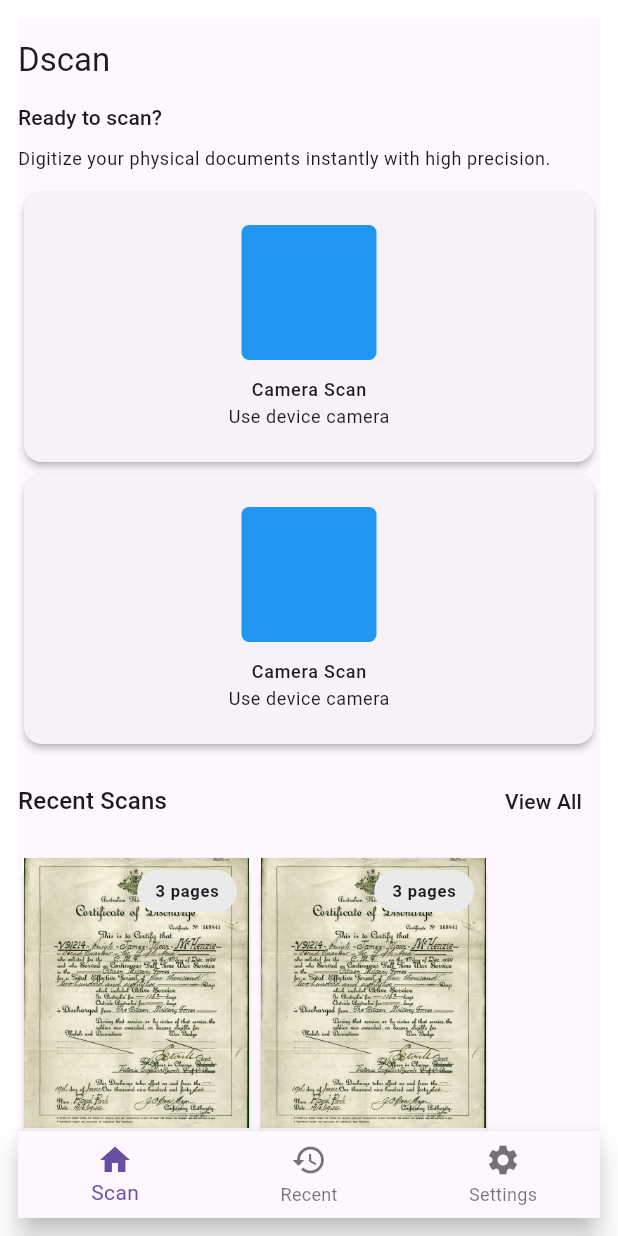
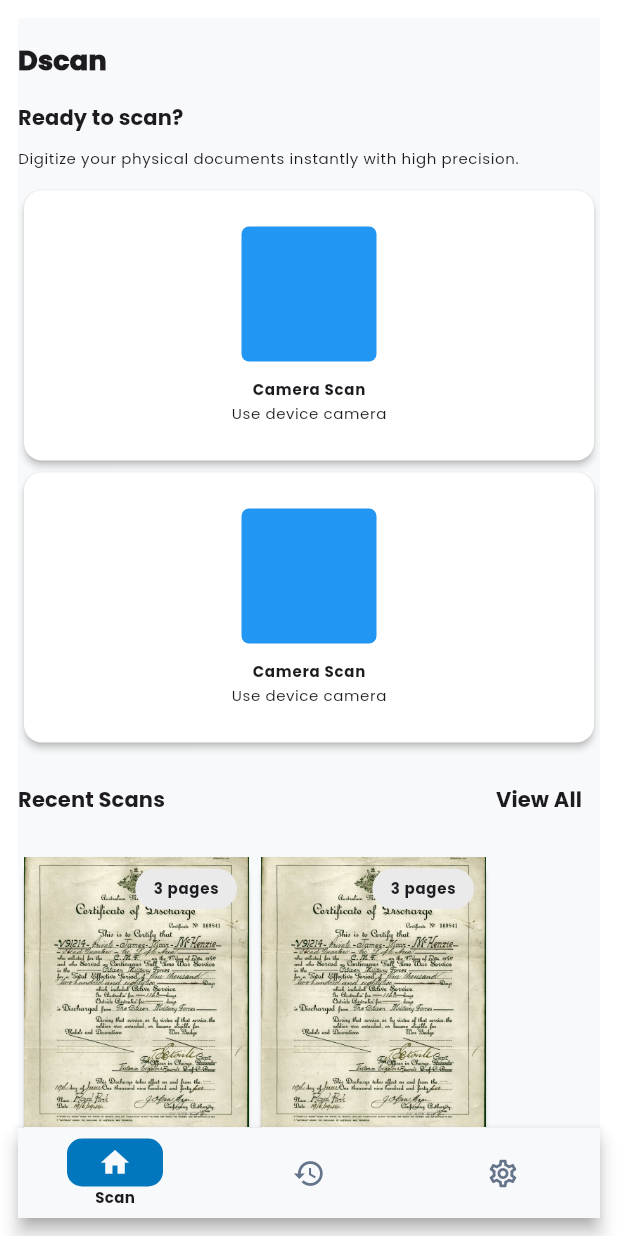
Before and after one commit to SatriaAkbarRizki/dscan, a Flutter app: the screen it shows after launch, on a phone screen of 412 x 824 dp. Run offline on Flutter 3.47's test engine with Material 3 defaults, Android fonts, the phone set to English and light mode, and no system bars; our stand-ins replace flutter_riverpod.

Commit message:
Using theme for global instead manual

```diff
--- a/lib/main.dart
+++ b/lib/main.dart
@@ -1,5 +1,6 @@
 import 'package:dscan/nav/navbar.dart';
 import 'package:dscan/screen/home.dart';
+import 'package:dscan/theme/theme.dart';
 import 'package:flutter/material.dart';
 import 'package:flutter_riverpod/flutter_riverpod.dart';
 
@@ -15,6 +16,7 @@ class MainApp extends StatelessWidget {
   Widget build(BuildContext context) {
     return MaterialApp(
       debugShowCheckedModeBanner: false,
+      theme: MyTheme().lightTheme,
       builder: (context, child) {
         return Material(
           color: Colors.white,
@@ -22,9 +24,11 @@ class MainApp extends StatelessWidget {
             padding: const EdgeInsets.all(12),
             child: SafeArea(child: child!),
           ),
+
         );
       },
       home: Navbar(),
+
     );
   }
 }
--- a/lib/nav/navbar.dart
+++ b/lib/nav/navbar.dart
@@ -11,14 +11,24 @@ class Navbar extends ConsumerWidget {
     final currentIndex = ref.watch(indexNavRiverpod);
     return Scaffold(
       body: stateNav.showScreen(),
-      bottomNavigationBar: BottomNavigationBar(
-        currentIndex: currentIndex,
-        onTap: (value) => stateNav.changeScreen(value),
-        items: [
-          BottomNavigationBarItem(icon: Icon(Icons.home), label: "Scan"),
-          BottomNavigationBarItem(icon: Icon(Icons.history), label: "Recent"),
-          BottomNavigationBarItem(
-            icon: Icon(Icons.settings),
+      bottomNavigationBar: NavigationBar(
+
+        selectedIndex: currentIndex,
+        onDestinationSelected: (value) => stateNav.changeScreen(value),
+        destinations: const [
+          NavigationDestination(
+            icon: Icon(Icons.home_outlined),
+            selectedIcon: Icon(Icons.home),
+            label: "Scan",
+          ),
+          NavigationDestination(
+            icon: Icon(Icons.history_outlined),
+            selectedIcon: Icon(Icons.history),
+            label: "Recent",
+          ),
+          NavigationDestination(
+            icon: Icon(Icons.settings_outlined),
+            selectedIcon: Icon(Icons.settings),
             label: "Settings",
           ),
         ],
--- a/lib/screen/home.dart
+++ b/lib/screen/home.dart
@@ -9,7 +9,7 @@ class HomeScreen extends StatelessWidget {
     return Scaffold(
       appBar: AppBar(
         forceMaterialTransparency: true,
-        title: Text('Dscan', style: Theme.of(context).textTheme.titleLarge),
+        title: Text('Dscan', style: Theme.of(context).textTheme.titleMedium),
         titleSpacing: 0,
       ),
       body: SingleChildScrollView(
@@ -32,7 +32,7 @@ class HomeScreen extends StatelessWidget {
               children: [
                 Text(
                   'Recent Scans',
-                  style: Theme.of(context).textTheme.titleMedium,
+                  style: Theme.of(context).textTheme.titleSmall,
                 ),
                 TextButton(
                   onPressed: () {},
--- a/lib/screen/recent.dart
+++ b/lib/screen/recent.dart
@@ -10,7 +10,7 @@ class RecentScreen extends StatelessWidget {
     return Scaffold(
       appBar: AppBar(
         forceMaterialTransparency: true,
-        title: Text('Dscan', style: Theme.of(context).textTheme.titleLarge),
+        title: Text('Dscan', style: Theme.of(context).textTheme.titleMedium),
         titleSpacing: 0,
       ),
       body: Column(
--- a/lib/screen/settings.dart
+++ b/lib/screen/settings.dart
@@ -10,7 +10,7 @@ class SettingsScreen extends StatelessWidget {
     return Scaffold(
       appBar: AppBar(
         forceMaterialTransparency: true,
-        title: Text('Dscan', style: Theme.of(context).textTheme.titleLarge),
+        title: Text('Dscan', style: Theme.of(context).textTheme.titleMedium),
         titleSpacing: 0,
       ),
       body: Column(
--- /dev/null
+++ b/lib/theme/theme.dart
@@ -0,0 +1,60 @@
+import 'package:flutter/material.dart';
+
+class MyTheme {
+  final lightTheme = ThemeData(
+    scaffoldBackgroundColor: const Color(0xFFF8F9FA),
+    primaryColor: Colors.lightBlue[800],
+    textTheme: TextTheme(
+      titleMedium: TextStyle(
+        fontWeight: FontWeight.w900,
+        fontFamily: 'Poppins',
+        fontSize: 18,
+      ),
+      titleSmall: TextStyle(
+        fontWeight: FontWeight.w700,
+        fontFamily: 'Poppins',
+        fontSize: 14,
+      ),
+      labelMedium: TextStyle(
+        fontFamily: 'Poppins',
+        fontSize: 10,
+        fontWeight: FontWeight.bold,
+      ),
+      labelSmall: TextStyle(fontFamily: 'Poppins', fontSize: 10),
+      bodySmall: TextStyle(fontFamily: 'Poppins', fontSize: 10, height: 1.5),
+    ),
+
+    cardTheme: CardThemeData(color: Colors.white),
+    navigationBarTheme: NavigationBarThemeData(
+      backgroundColor: const Color(0xFFF8F9FA),
+      elevation: 5,
+      height: 60,
+      overlayColor: WidgetStatePropertyAll(Colors.lightBlue[50]),
+
+      labelPadding: EdgeInsets.all(0),
+      shadowColor: Colors.grey,
+      indicatorColor: Colors.lightBlue[800],
+      indicatorShape: RoundedRectangleBorder(
+        borderRadius: BorderRadius.circular(10),
+      ),
+      labelBehavior: NavigationDestinationLabelBehavior.onlyShowSelected,
+
+      labelTextStyle: WidgetStateProperty.resolveWith((states) {
+        if (states.contains(WidgetState.selected)) {
+          return const TextStyle(
+            fontFamily: 'Poppins',
+            fontSize: 10,
+            fontWeight: FontWeight.w600,
+          );
+        }
+        return const TextStyle(fontFamily: 'Poppins', fontSize: 10);
+      }),
+      iconTheme: WidgetStateProperty.resolveWith((states) {
+        if (states.contains(WidgetState.selected)) {
+          return const IconThemeData(color: Color(0xFFF8F9FA), size: 22);
+        }
+        return const IconThemeData(color: Color(0xFF64748B), size: 22);
+      }),
+    ),
+  );
+}
--- a/lib/widget/settings/item_app.dart
+++ b/lib/widget/settings/item_app.dart
@@ -25,7 +25,7 @@ class ItemAppScreen extends StatelessWidget {
             trailing: Switch(
               value: true,
               padding: EdgeInsets.all(0),
-              activeTrackColor: Color(0xFF003E6B),
+              activeTrackColor: Theme.of(context).primaryColor,
               onChanged: (value) {},
             ),
           ),
--- a/lib/widget/settings/item_scanning.dart
+++ b/lib/widget/settings/item_scanning.dart
@@ -28,7 +28,7 @@ class ItemScanningSettings extends StatelessWidget {
             trailing: Switch(
               value: true,
               padding: EdgeInsets.all(0),
-              activeTrackColor: Color(0xFF003E6B),
+              activeTrackColor: Theme.of(context).primaryColor,
               onChanged: (value) {},
             ),
           ),
```
